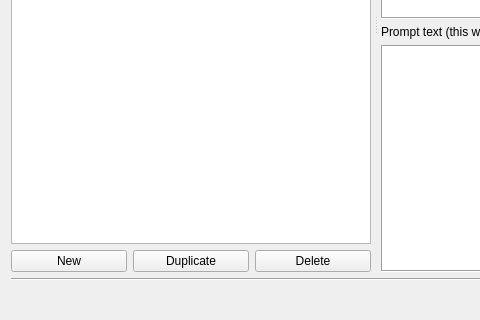
This is GUI_UIs/ui_ai_edit_prompts.ui in ccbogel/QualCoder as Qt 5 draws it before an edit; both pictures show x 0 to 480 and y 236 to 556 of the 879 by 556 pixel window. The edited form follows.
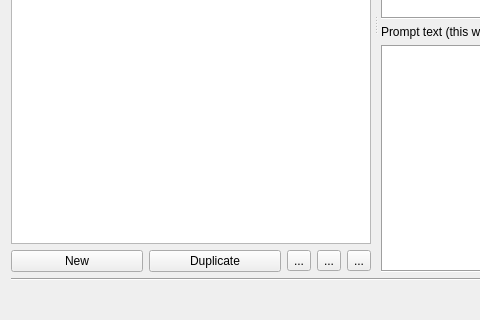
This is the edited form.

Commit message: AI Prompt Library: copy & paste

```diff
--- a/GUI_UIs/ui_ai_edit_prompts.ui
+++ b/GUI_UIs/ui_ai_edit_prompts.ui
@@ -139,9 +139,32 @@
               </widget>
              </item>
              <item>
-              <widget class="QPushButton" name="pushButton_delete_prompt">
+              <widget class="QToolButton" name="toolButton_copy">
+               <property name="toolTip">
+                <string>Copy prompt to clipboard</string>
+               </property>
                <property name="text">
-                <string>Delete</string>
+                <string>...</string>
+               </property>
+              </widget>
+             </item>
+             <item>
+              <widget class="QToolButton" name="toolButton_paste">
+               <property name="toolTip">
+                <string>Paste prompt from clipboard</string>
+               </property>
+               <property name="text">
+                <string>...</string>
+               </property>
+              </widget>
+             </item>
+             <item>
+              <widget class="QToolButton" name="toolButton_delete">
+               <property name="toolTip">
+                <string>Delete prompt</string>
+               </property>
+               <property name="text">
+                <string>...</string>
                </property>
               </widget>
              </item>
```
The commit also changes 2 other files.
